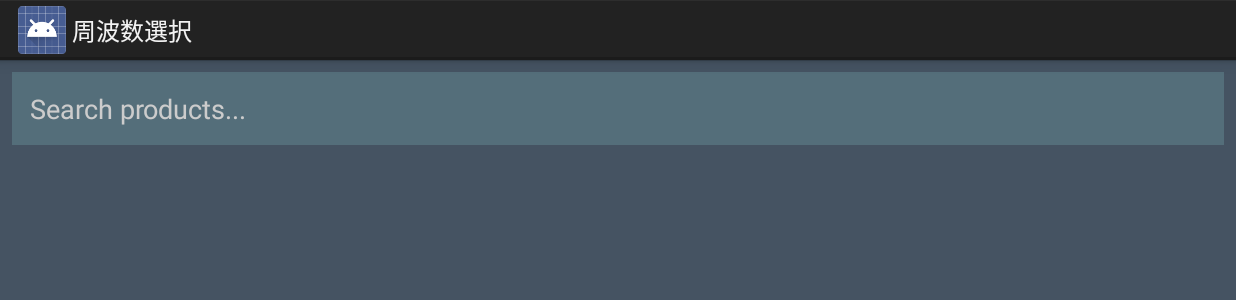
After one commit to lelegod/RFIDApp, an Android app: the PartsFinderActivity screen opened directly, with no data from a screen before it, on a phone screen of 824 x 412 dp (held sideways). The commit adds this screen. Shown: the top 300 px of the screen. Run offline under Robolectric (Android 15) with nearby library versions, the phone set to English and light mode, and no system bars; libraries missing offline, so code that uses them is left out: org.apache.poi.

Commit message:
Parts finder app initialized, parent layout created.

```diff
--- a/app/src/main/res/layout/mainmenu.xml
+++ b/app/src/main/res/layout/mainmenu.xml
@@ -285,7 +285,7 @@
                     android:layout_weight="1"
                     android:layout_alignLeft="@+id/menu_deviceconnection"
                     android:layout_alignTop="@+id/menu_setting"
-                    />
+                    android:background="@drawable/shape_btn_menu_barcode" />
             </LinearLayout>
         </LinearLayout>
     </LinearLayout>
--- /dev/null
+++ b/app/src/main/res/layout/partsfinder.xml
@@ -0,0 +1,38 @@
+<?xml version="1.0" encoding="utf-8"?>
+<LinearLayout xmlns:android="http://schemas.android.com/apk/res/android"
+    android:layout_width="match_parent"
+    android:layout_height="match_parent"
+    android:orientation="vertical"
+    android:background="#455362">
+
+    <!-- Search Box -->
+    <EditText
+        android:id="@+id/searchBox"
+        android:layout_width="match_parent"
+        android:layout_height="wrap_content"
+        android:hint="Search products..."
+        android:padding="12dp"
+        android:textColor="#FFFFFF"
+        android:textColorHint="#CCCCCC"
+        android:background="#546E7A"
+        android:layout_margin="8dp"
+        android:inputType="text" />
+
+    <!-- Scrollable Grid Layout -->
+    <ScrollView
+        android:layout_width="match_parent"
+        android:layout_height="match_parent"
+        android:layout_marginTop="8dp">
+
+        <GridLayout
+            android:id="@+id/parentGrid"
+            android:layout_width="match_parent"
+            android:layout_height="wrap_content"
+            android:columnCount="2"
+            android:padding="16dp"
+            android:layout_margin="8dp">
+        </GridLayout>
+
+    </ScrollView>
+
+</LinearLayout>
```
Also changed, not shown: app/src/main/AndroidManifest.xml (+7 -0 lines), app/src/main/java/jp/co/toshibatec/uf2200sampleapplication/MainMenuActivity.java (+12 -1 lines), app/src/main/java/jp/co/toshibatec/uf2200sampleapplication/PartsFinderActivity.java (added, +216 -0 lines), 2 other files.
